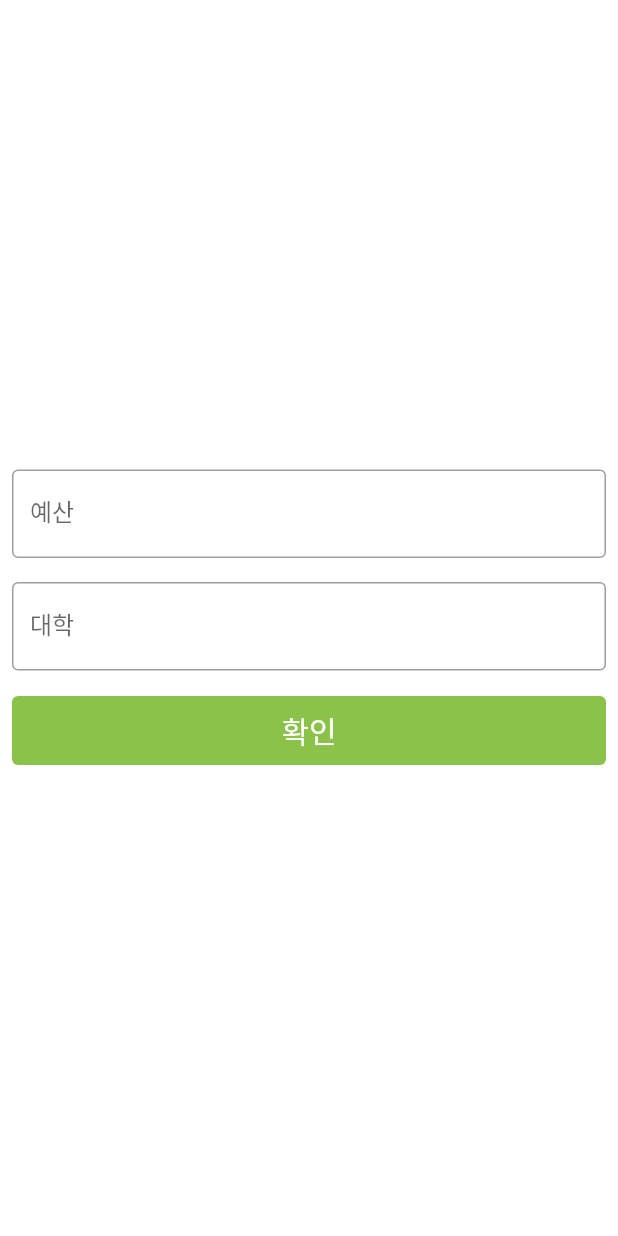
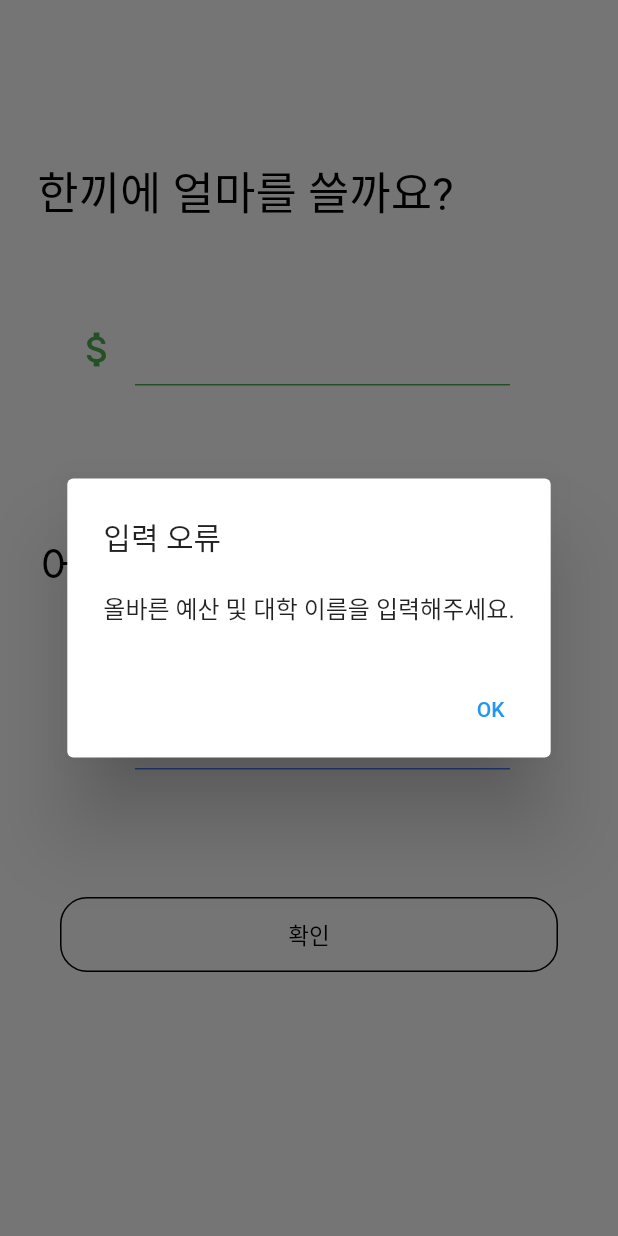
Before and after one commit to timotheekim10/HUFSummer-Hackathon, a Flutter app: the screen it shows after launch, after a tap on "확인", on a phone screen of 412 x 824 dp. Run offline on Flutter 3.47's test engine with Material 2 defaults, Android fonts, the phone set to English and light mode, and no system bars; our stand-ins replace google_fonts; missing offline and left inert: naver_map_plugin.

Commit message:
UI 수정

```diff
--- a/lib/Data/data.dart
+++ /dev/null
@@ -1,6 +0,0 @@
-class Data{
-  late String university;
-  late int budget;
-
-  Data(this.university, this.budget);
-}
--- a/lib/main.dart
+++ b/lib/main.dart
@@ -1,7 +1,7 @@
 import 'dart:async';
 import 'package:flutter/material.dart';
 import 'package:hufsummer_hackathon/screens/input_page.dart';
-import 'Data/naver_map.dart';
+import 'screens/naver_map.dart';
 
 void main() {
   runApp(MyApp());
--- a/lib/screens/input_page.dart
+++ b/lib/screens/input_page.dart
@@ -1,5 +1,7 @@
+import 'package:flutter/cupertino.dart';
 import 'package:flutter/material.dart';
-import 'package:hufsummer_hackathon/Data/naver_map.dart';
+import 'package:google_fonts/google_fonts.dart';
+import 'package:hufsummer_hackathon/screens/naver_map.dart';
 import 'package:naver_map_plugin/naver_map_plugin.dart';
 import 'map_page.dart';
 
@@ -29,71 +31,166 @@ class _InputPageState extends State<InputPage> {
       home: Scaffold(
         backgroundColor: Colors.white,
         body: SafeArea(
+          child: SingleChildScrollView(
             child: Column(
               mainAxisAlignment: MainAxisAlignment.center,
               crossAxisAlignment: CrossAxisAlignment.stretch,
               children: [
+                SizedBox(height: 100,),
                 Padding(
-                padding: const EdgeInsets.all(8.0),
+                  padding: EdgeInsets.symmetric(horizontal: 10, vertical: 5),
                   child: SizedBox(
-                  width: 300,
+                    child: Text(
+                      '  한끼에 얼마를 쓸까요?',
+                      style: GoogleFonts.nanumGothic(
+                          fontSize: 30,
+                          fontWeight: FontWeight.w400,
+                          color: Colors.black),
+                    ),
+                  ),
+                ),
+                SizedBox(
+                  height: 50,
+                ),
+                Padding(
+                  padding:
+                      const EdgeInsets.symmetric(vertical: 5, horizontal: 50),
+                  child: Row(
+                    children: [
+                      Icon(
+                        Icons.attach_money,
+                        size: 30,
+                        color: Colors.green,
+                      ),
+                      SizedBox(
+                        width: 10,
+                      ),
+                      SizedBox(
+                        width: 250,
                         child: TextField(
+                          keyboardType: TextInputType.number,
                           controller: budgetController,
-                    keyboardType: TextInputType.number,
                           decoration: InputDecoration(
-                      border: OutlineInputBorder(),
-                      labelText: '예산',
+                            enabledBorder: UnderlineInputBorder(
+                              borderSide: BorderSide(color: Colors.green),
                             ),
                           ),
                         ),
                       ),
+                    ],
+                  ),
+                ),
+                SizedBox(
+                  height: 80,
+                ),
                 Padding(
-                padding: const EdgeInsets.all(8.0),
+                  padding: EdgeInsets.all(12.0),
                   child: SizedBox(
-                  width: 300,
+                    child: Text(
+                      '  어느 학교로 갈까요?',
+                      style: GoogleFonts.nanumGothic(
+                          fontSize: 30,
+                          fontWeight: FontWeight.w400,
+                          color: Colors.black),
+                    ),
+                  ),
+                ),
+                SizedBox(
+                  height: 50,
+                ),
+                Padding(
+                  padding: EdgeInsets.symmetric(vertical: 5, horizontal: 50),
+                  child: Row(
+                    children: [
+                      Icon(
+                        Icons.school,
+                        size: 30,
+                        color: Colors.blueAccent,
+                      ),
+                      SizedBox(
+                        width: 10,
+                      ),
+                      SizedBox(
+                        width: 250,
                         child: TextField(
                           controller: universityController,
-                    keyboardType: TextInputType.text,
                           decoration: InputDecoration(
-                      border: OutlineInputBorder(),
-                      labelText: '대학',
+                            enabledBorder: UnderlineInputBorder(
+                              borderSide: BorderSide(color: Colors.blueAccent),
                             ),
                           ),
                         ),
                       ),
+                    ],
+                  ),
+                ),
+                SizedBox(
+                  height: 80,
+                ),
                 Padding(
-                padding: const EdgeInsets.all(8.0),
+                  padding: const EdgeInsets.symmetric(horizontal: 40.0),
+                  child: SizedBox(
+                    height: 50,
                     child: TextButton(
-                  style: TextButton.styleFrom(
-                    backgroundColor: Colors.lightGreen,
+                      style: ButtonStyle(
+                        backgroundColor:
+                            MaterialStateProperty.all<Color>(Colors.white),
+                        shape: MaterialStateProperty.all<RoundedRectangleBorder>(
+                          RoundedRectangleBorder(
+                              borderRadius: BorderRadius.circular(18.0),
+                              side: BorderSide(color: Colors.black)),
+                        ),
                       ),
                       child: Text(
                         '확인',
                         style: TextStyle(
-                      fontSize: 20.0,
-                      color: Colors.white,
+                          fontSize: 15.0,
+                          color: Colors.black,
                         ),
                       ),
                       onPressed: () {
-                    try {
+                        // Check if the input values are valid before attempting to parse them
+                        if (budgetController.text.isNotEmpty &&
+                            universityController.text.isNotEmpty &&
+                            int.tryParse(budgetController.text) != null) {
+
                           budget = int.parse(budgetController.text);
                           university = universityController.text;
+
                           Navigator.of(context).push(
                             MaterialPageRoute(
                               builder: (_) => NaverMapTest(
                                   budget: budget, university: university),
                             ),
                           );
-                    } catch (e) {
-                      print("Error: 입력값이 옳지 않음");
+                        } else {
+                          showDialog(
+                            context: context,
+                            builder: (context) {
+                              return AlertDialog(
+                                title: Text('입력 오류'),
+                                content: Text('올바른 예산 및 대학 이름을 입력해주세요.'),
+                                actions: <Widget>[
+                                  TextButton(
+                                    child: Text('OK'),
+                                    onPressed: () {
+                                      Navigator.of(context).pop();
+                                    },
+                                  ),
+                                ],
+                              );
+                            },
+                          );
                         }
                       },
+                    ),
                   ),
                 ),
               ],
             ),
           ),
         ),
+      ),
     );
   }
 }
```
Also changed, not shown: lib/Data/naver_map.dart (deleted, +0 -41 lines), lib/screens/map_page.dart (+15 -7 lines), lib/screens/naver_map.dart (added, +129 -0 lines), assets/font/NotoSansKR-Black.otf (added), assets/font/NotoSansKR-Bold.otf (added), assets/font/NotoSansKR-Light.otf (added), assets/font/NotoSansKR-Medium.otf (added), assets/font/NotoSansKR-Regular.otf (added), assets/font/NotoSansKR-Thin.otf (added). Lines whose indentation alone changed are shown as unchanged.
